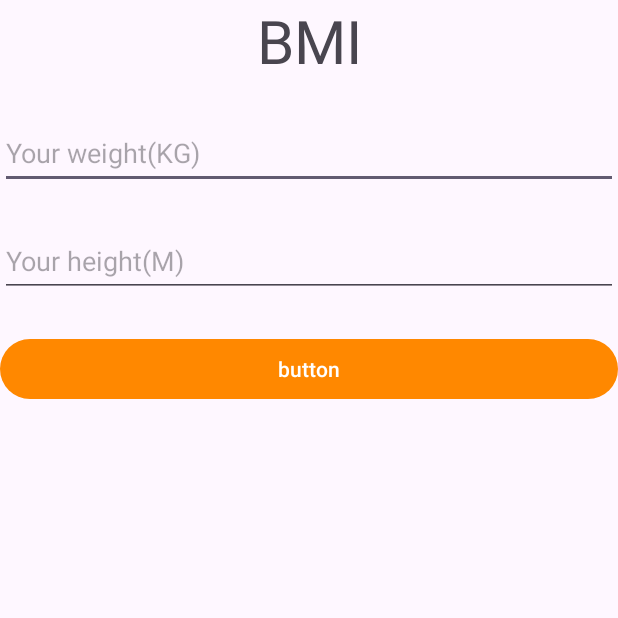
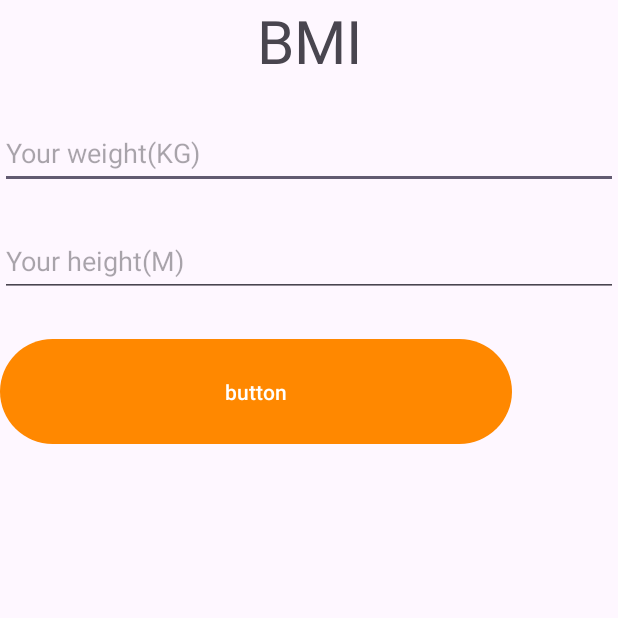
Before and after one commit to LitOnion/MyHello2, an Android app: the MainActivity screen opened directly, with no data from a screen before it, on a phone screen of 412 x 824 dp, the top half of it. Run offline under Robolectric (Android 15) with nearby library versions, the phone set to English and light mode, and no system bars.

Commit message:
课程代码

```diff
--- a/app/src/main/res/layout/activity_main.xml
+++ b/app/src/main/res/layout/activity_main.xml
@@ -36,8 +36,8 @@
         android:minHeight="48dp"/>
 
     <Button
-        android:layout_width="match_parent"
-        android:layout_height="wrap_content"
+        android:layout_width="341dp"
+        android:layout_height="78dp"
         android:layout_marginTop="24dp"
         android:onClick="click"
         android:text="@string/label_btn" />
```
Also changed, not shown: 1 other file.
